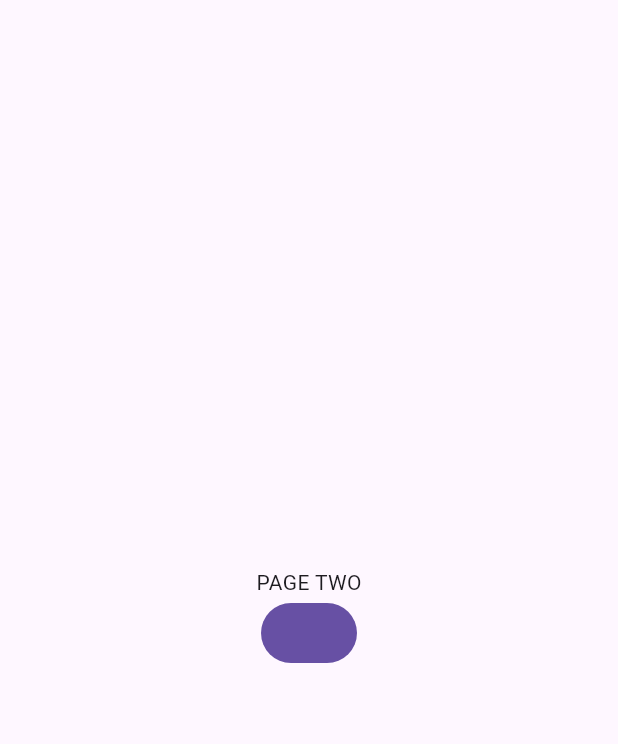
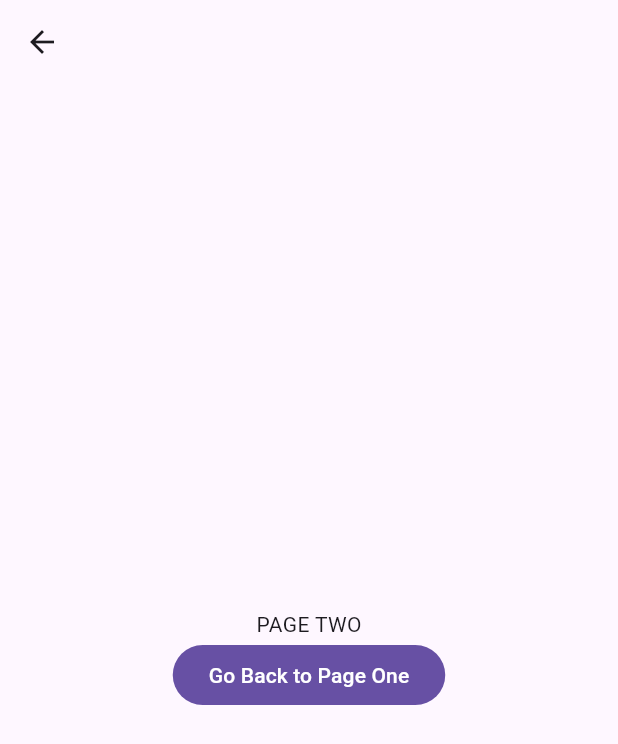
Before and after one commit to tmaurer-nait/dmit-2504-a01-winter-2025-instructor-workbook, a Flutter app: the screen it shows after launch, after a tap on "Go To Page Two", on a phone screen of 412 x 824 dp. Shown: the top 744 px of the screen. Run offline on Flutter 3.47's test engine with Material 3 defaults, Android fonts, the phone set to English and light mode, and no system bars.

Commit message:
routing done

```diff
--- /dev/null
+++ b/navigation/navigation_example/lib/constants/routes.dart
@@ -0,0 +1,5 @@
+// This is the default page that will be shown on load. you must have at least one route with '/'
+// don't do something else like '/home' for your main page
+const homeRoute = '/';
+// The rest you can name whatever you want
+const pageTwoRoute = '/page-two';
--- a/navigation/navigation_example/lib/main.dart
+++ b/navigation/navigation_example/lib/main.dart
@@ -1,5 +1,8 @@
 import 'package:flutter/material.dart';
 import 'package:navigation_example/pages/page_one.dart';
+import 'package:navigation_example/pages/page_two.dart';
+// Utilize constant route names to prevent typo errors
+import 'package:navigation_example/constants/routes.dart' as routes;
 
 void main() {
   runApp(const MainApp());
@@ -10,10 +13,22 @@ class MainApp extends StatelessWidget {
 
   @override
   Widget build(BuildContext context) {
-    return const MaterialApp(
+    return MaterialApp(
       // The home property determines the first page shown.
       // There is another way to do this with routes as shown below.
-      home: PageOne(),
+      // home: PageOne(),
+
+      // There is a third way to do routing/home pages etc. We'll get to that in the future
+      // onGenerateRoute:
+
+      // The routes argument takes in a map of String to builder function
+      // We can use those strings to identify the page we want to route to
+      // in future uses of pushNamed() or with deep links
+      routes: {
+        // These strings map to functions that take in a BuildContext and return a page Widget
+        routes.homeRoute: (context) => PageOne(),
+        routes.pageTwoRoute: (context) => PageTwo(),
+      },
     );
   }
 }
--- a/navigation/navigation_example/lib/pages/page_one.dart
+++ b/navigation/navigation_example/lib/pages/page_one.dart
@@ -1,5 +1,5 @@
 import 'package:flutter/material.dart';
-import 'package:navigation_example/pages/page_two.dart';
+import 'package:navigation_example/constants/routes.dart' as routes;
 
 class PageOne extends StatefulWidget {
   const PageOne({super.key});
@@ -9,6 +9,9 @@ class PageOne extends StatefulWidget {
 }
 
 class _PageOneState extends State<PageOne> {
+  // This variable will hold the info returned from page two
+  var data = '';
+
   @override
   Widget build(BuildContext context) {
     return Scaffold(
@@ -18,19 +21,30 @@ class _PageOneState extends State<PageOne> {
           children: [
             Text('PAGE ONE'),
             ElevatedButton(
-              onPressed: () {
+              // We made this async so we can "listen" for a response from page two
+              // Navigator.push() resolves when the page it pushed is popped from the stack
+              onPressed: () async {
                 // When I press this button I want to route to page two
                 // We'll start with using the material page route manual push
                 // Though it is generally better to use pushNamed with centralized routing
-                Navigator.of(context).push(
-                  // Material Page Route is a special widget that calls a builder function to create a page
-                  // And can be used for routing
-                  MaterialPageRoute(builder: (context) => PageTwo()),
-                );
+                // Navigator.of(context).push(
+                //   // Material Page Route is a special widget that calls a builder function to create a page
+                //   // And can be used for routing
+                //   MaterialPageRoute(builder: (context) => PageTwo()),
+                // );
+                final returnValue = await Navigator.of(
+                  context,
+                ).pushNamed(routes.pageTwoRoute);
+
+                setState(() {
+                  // We use this null check in case the user presses the back button (no data)
+                  // instead of our custom back button that actually returns data
+                  data = returnValue != null ? returnValue as String : '';
+                });
               },
               child: Text('Go To Page Two'),
             ),
-            Text('DATA FROM PAGE TWO GOES HERE'),
+            Text(data.isEmpty ? 'Awaiting Response....' : data),
           ],
         ),
       ),
--- a/navigation/navigation_example/lib/pages/page_two.dart
+++ b/navigation/navigation_example/lib/pages/page_two.dart
@@ -6,12 +6,22 @@ class PageTwo extends StatelessWidget {
   @override
   Widget build(BuildContext context) {
     return Scaffold(
+      // If you put an appBar and utilize routing, it will add a back button to the appBar for you
+      appBar: AppBar(),
       body: Center(
         child: Column(
           mainAxisAlignment: MainAxisAlignment.center,
           children: [
             Text('PAGE TWO'),
-            FilledButton(onPressed: () {}, child: Text('')),
+            FilledButton(
+              onPressed: () {
+                // To return to page one from page two we just pop() the stack
+                // This makes it a back button
+                // If I give an argument to pop() it will return that to the place where this page was pushed from
+                Navigator.of(context).pop('You left page two');
+              },
+              child: Text('Go Back to Page One'),
+            ),
           ],
         ),
       ),
```
